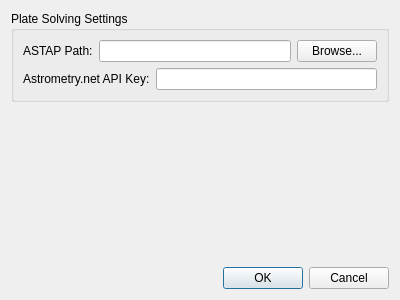
The window that photonfinder/ui/SettingsDialog.ui (bcolyn/PhotonFinder) describes before a commit, drawn with Qt 5.
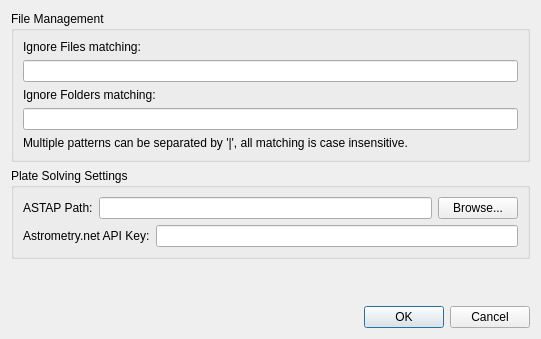
The same window after the commit.

Commit message: Make file/directory ignore patterns configurable in settings

Patch:
```diff
--- a/photonfinder/ui/SettingsDialog.ui
+++ b/photonfinder/ui/SettingsDialog.ui
@@ -6,14 +6,56 @@
    <rect>
     <x>0</x>
     <y>0</y>
-    <width>400</width>
-    <height>300</height>
+    <width>541</width>
+    <height>339</height>
    </rect>
   </property>
   <property name="windowTitle">
    <string>Settings</string>
   </property>
-  <layout class="QVBoxLayout" name="verticalLayout">
+  <layout class="QVBoxLayout" name="verticalLayout_2">
+   <item>
+    <widget class="QGroupBox" name="groupBox">
+     <property name="minimumSize">
+      <size>
+       <width>0</width>
+       <height>20</height>
+      </size>
+     </property>
+     <property name="title">
+      <string>File Management</string>
+     </property>
+     <layout class="QVBoxLayout" name="verticalLayout">
+      <item>
+       <widget class="QLabel" name="label">
+        <property name="text">
+         <string>Ignore Files matching:</string>
+        </property>
+       </widget>
+      </item>
+      <item>
+       <widget class="QLineEdit" name="file_ignore_edit"/>
+      </item>
+      <item>
+       <widget class="QLabel" name="label_2">
+        <property name="text">
+         <string>Ignore Folders matching:</string>
+        </property>
+       </widget>
+      </item>
+      <item>
+       <widget class="QLineEdit" name="folder_ignore_edit"/>
+      </item>
+      <item>
+       <widget class="QLabel" name="label_3">
+        <property name="text">
+         <string>Multiple patterns can be separated by '|', all matching is case insensitive.</string>
+        </property>
+       </widget>
+      </item>
+     </layout>
+    </widget>
+   </item>
    <item>
     <widget class="QGroupBox" name="platesolver_group">
      <property name="title">
```
The commit also changes 4 other files.
